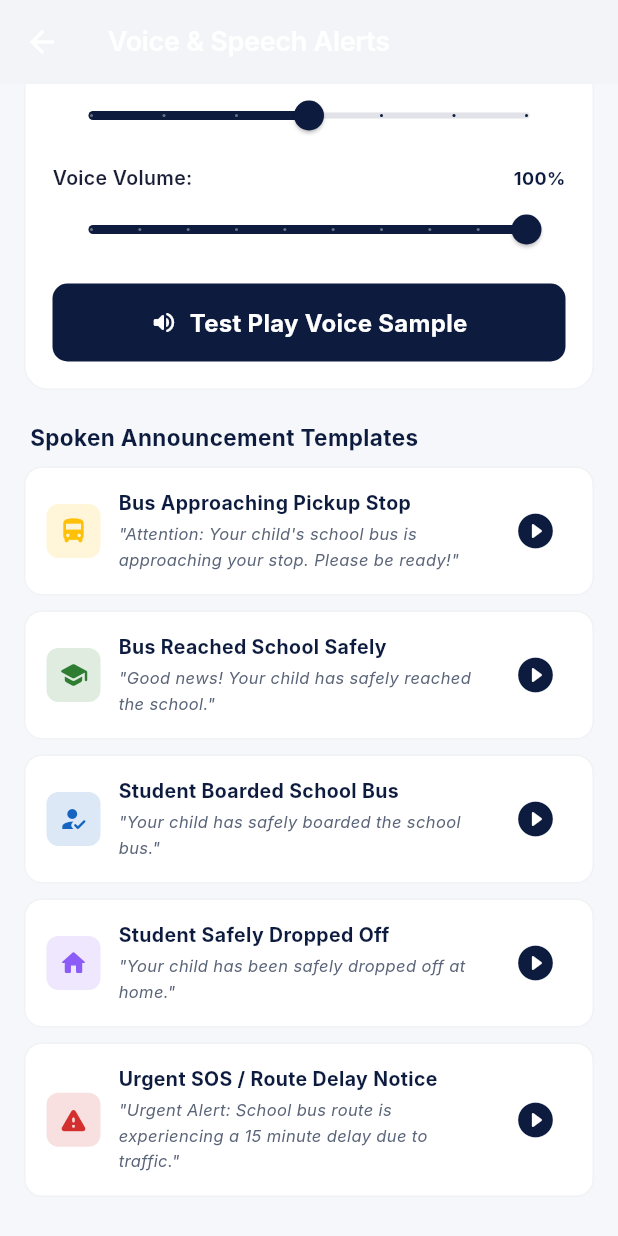
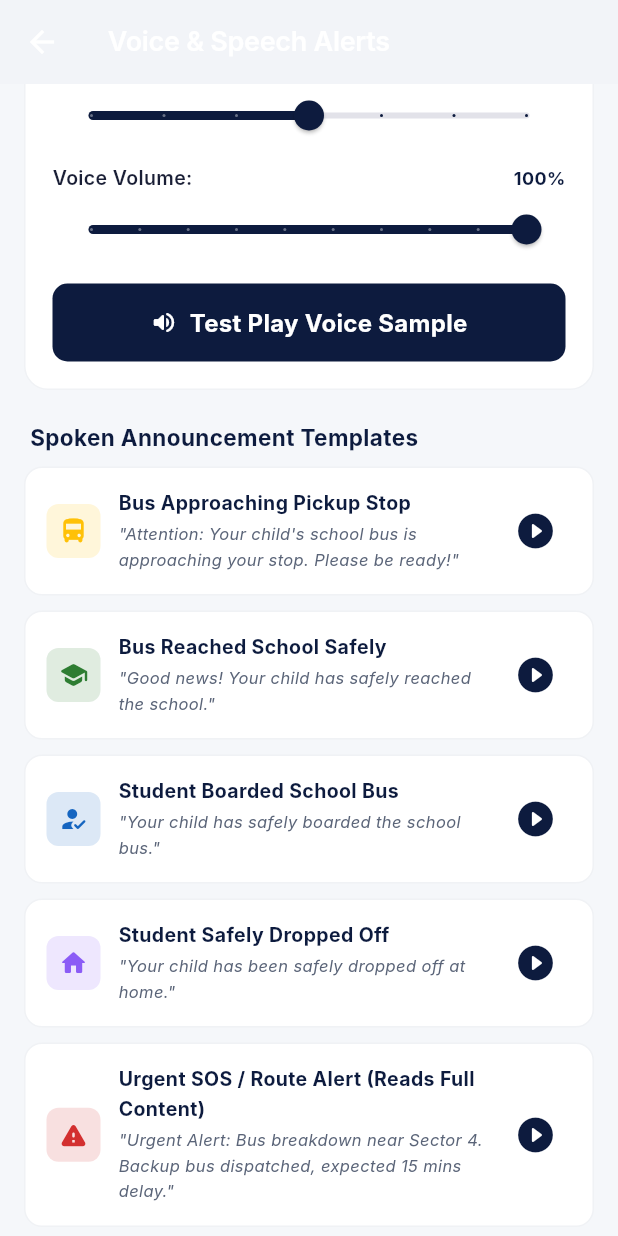
Before and after one commit to Shivam-Ranpise/saferoute, a Flutter app: the VoiceSettingsScreen screen opened by its route, scrolled down 213 dp, on a phone screen of 412 x 824 dp. Run offline on Flutter 3.47's test engine with Material 3 defaults, Android fonts, the phone set to English and light mode, and no system bars; our stand-ins replace firebase_core, firebase_messaging, flutter_local_notifications, flutter_map, flutter_riverpod, flutter_secure_storage and 7 more; accounts and stored records are empty; Roboto replaces fonts that are missing (Inter).

Commit message:
fix: robust real-time in-app notification popup trigger and detailed content speech for SOS/announcements

```diff
--- a/apps/saferoute_app/lib/src/features/parent/presentation/voice_settings_screen.dart
+++ b/apps/saferoute_app/lib/src/features/parent/presentation/voice_settings_screen.dart
@@ -253,13 +253,22 @@ class VoiceSettingsScreen extends ConsumerWidget {
               spokenText: 'Your child has been safely dropped off at home.',
             ),
 
-            // Template 5: Emergency Alert
+            // Template 5: Emergency SOS (Reads full detail)
             _buildTemplateCard(
               icon: Icons.warning_rounded,
               color: SafeRouteColors.error,
-              title: 'Urgent SOS / Route Delay Notice',
+              title: 'Urgent SOS / Route Alert (Reads Full Content)',
               spokenText:
-                  'Urgent Alert: School bus route is experiencing a 15 minute delay due to traffic.',
+                  'Urgent Alert: Bus breakdown near Sector 4. Backup bus dispatched, expected 15 mins delay.',
+            ),
+
+            // Template 6: Custom Announcement (Reads title & message)
+            _buildTemplateCard(
+              icon: Icons.campaign_rounded,
+              color: const Color(0xFFF97316),
+              title: 'Custom School Announcement (Reads Full Content)',
+              spokenText:
+                  'School Announcement: Tomorrow will be a half-day due to heavy rain forecast. Buses depart at 12:30 PM.',
             ),
           ],
         ],
```
Also changed, not shown: apps/saferoute_app/lib/src/features/notifications/services/app_voice_service.dart (+34 -12 lines), apps/saferoute_app/lib/src/features/parent/presentation/parent_home_screen.dart (+10 -11 lines).
